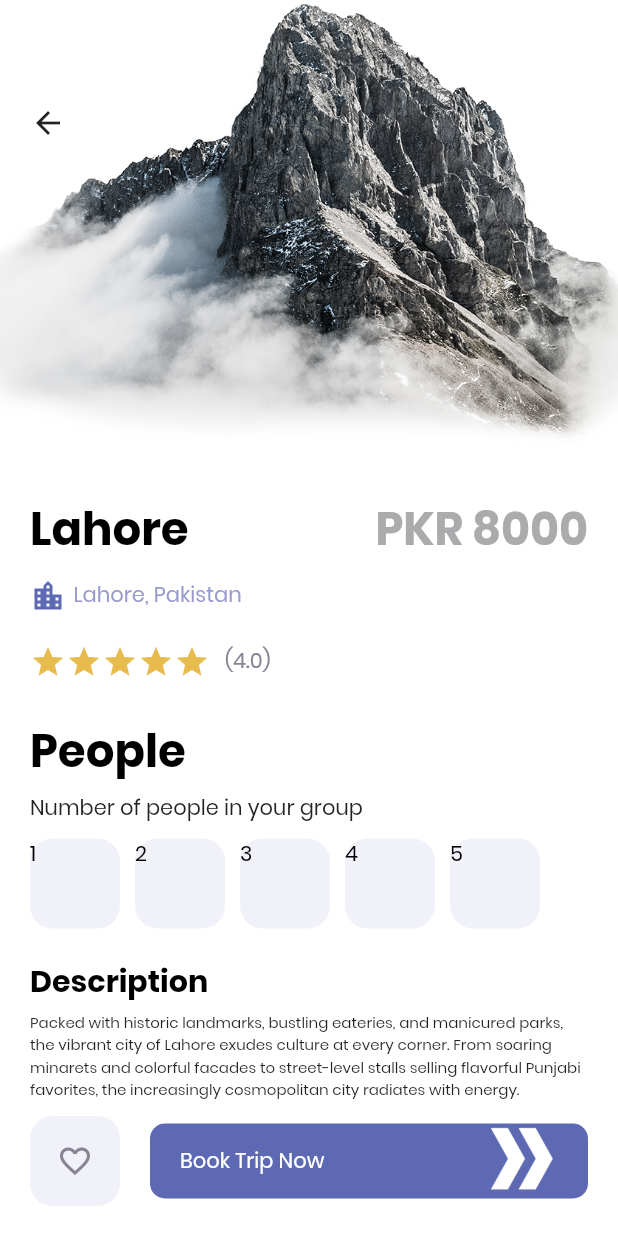
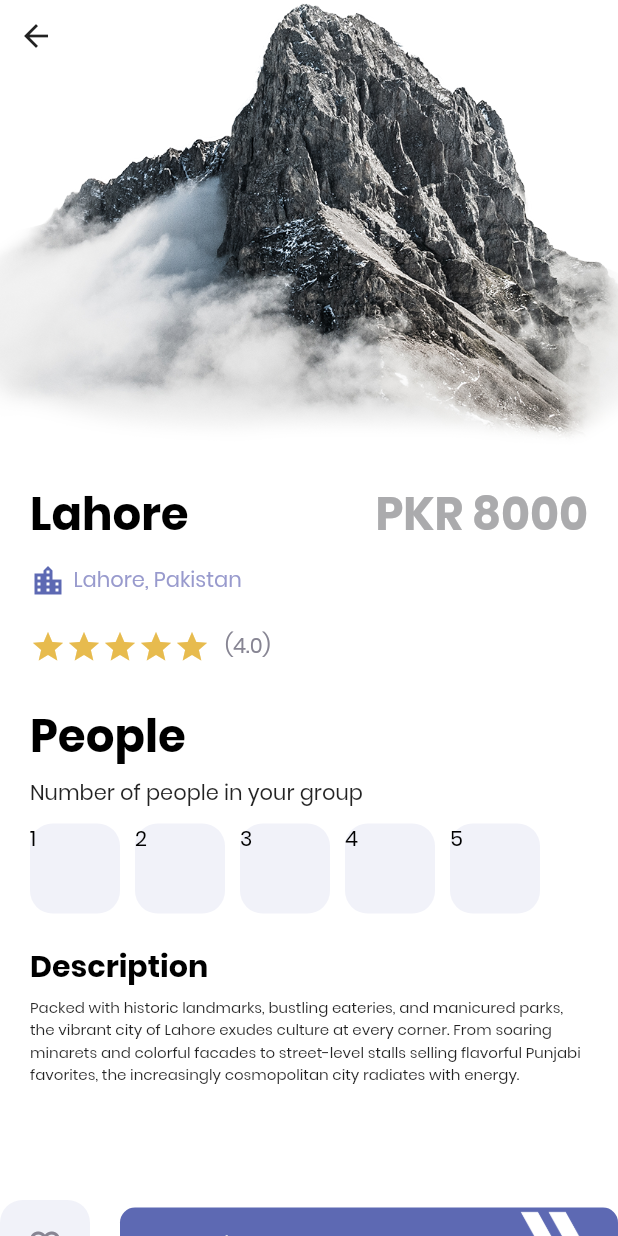
Before and after one commit to msamiislam/tourismapp, a Flutter app: the DetailPage screen opened directly, on a phone screen of 412 x 824 dp. Run offline on Flutter 3.47's test engine with Material 2 defaults, Android fonts, the light colour scheme and no system bars; our stand-ins replace firebase_auth, firebase_core, flutter_form_builder, flutter_svg, fluttertoast, font_awesome_flutter and 7 more; missing offline and left inert: ndialog; accounts and stored records are empty; statements that could not run were skipped.

Commit message:
minor update

```diff
--- a/lib/pages/detail.dart
+++ b/lib/pages/detail.dart
@@ -1,5 +1,4 @@
 import 'package:flutter/material.dart';
-import 'package:get/get.dart';
 import 'package:tourismapp/utils/colors.dart';
 import 'package:tourismapp/widgets/app_button.dart';
 import 'package:tourismapp/widgets/large_txt.dart';
@@ -19,15 +18,13 @@ class _DetailPageState extends State<DetailPage> {
   @override
   Widget build(BuildContext context) {
     return Scaffold(
-      body: SizedBox(
-        width: double.maxFinite,
-        height: double.maxFinite,
-        child: Stack(
+      body: SafeArea(
+        child: SingleChildScrollView(
+          child: Column(
             children: [
-            Positioned(
-                left: 0,
-                right: 0,
-                child: Container(
+              Stack(
+                children: [
+                  Container(
                     width: double.maxFinite,
                     height: 300,
                     decoration: BoxDecoration(
@@ -36,10 +33,11 @@ class _DetailPageState extends State<DetailPage> {
                         fit: BoxFit.cover,
                       ),
                     ),
-                )),
-            Positioned(
-                top: 310,
-                child: Container(
+                  ),
+                  IconButton(onPressed: (){}, icon: Icon(Icons.arrow_back)),
+                ],
+              ),
+              Container(
                 padding: const EdgeInsets.only(
                   top: 20,
                   right: 20,
@@ -163,13 +161,9 @@ class _DetailPageState extends State<DetailPage> {
                     ),
                   ],
                 ),
-                )),
+              ),
               //at bottom wishlist button and book now button
-            Positioned(
-                bottom: 20,
-                left: 20,
-                right: 20,
-                child: Row(
+              Row(
                 children: [
                   AppButtons(
                     size: 4,
@@ -186,15 +180,9 @@ class _DetailPageState extends State<DetailPage> {
                     isResponsive: true,
                   ),
                 ],
-                )),
-            Positioned(
-                left: 20,
-                top: 70,
-                child: InkWell(
-                  onTap: () => Get.back(),
-                  child: Icon(Icons.arrow_back),
-                )),
+              ),
             ],
+          ),
         ),
       ),
     );
```
Lines whose indentation alone changed are shown as unchanged.
